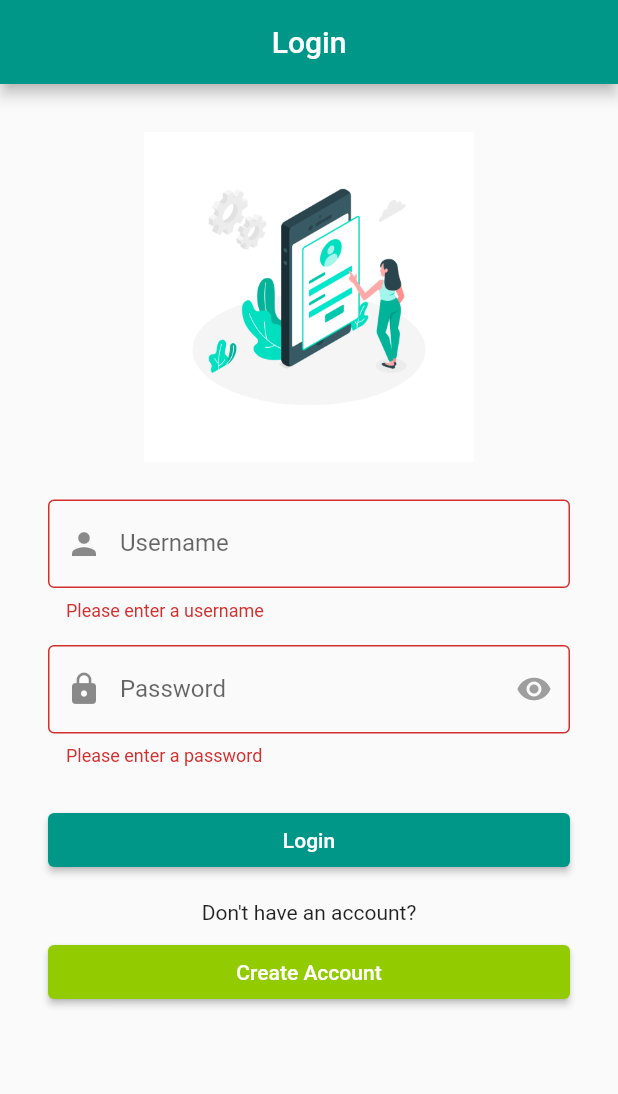
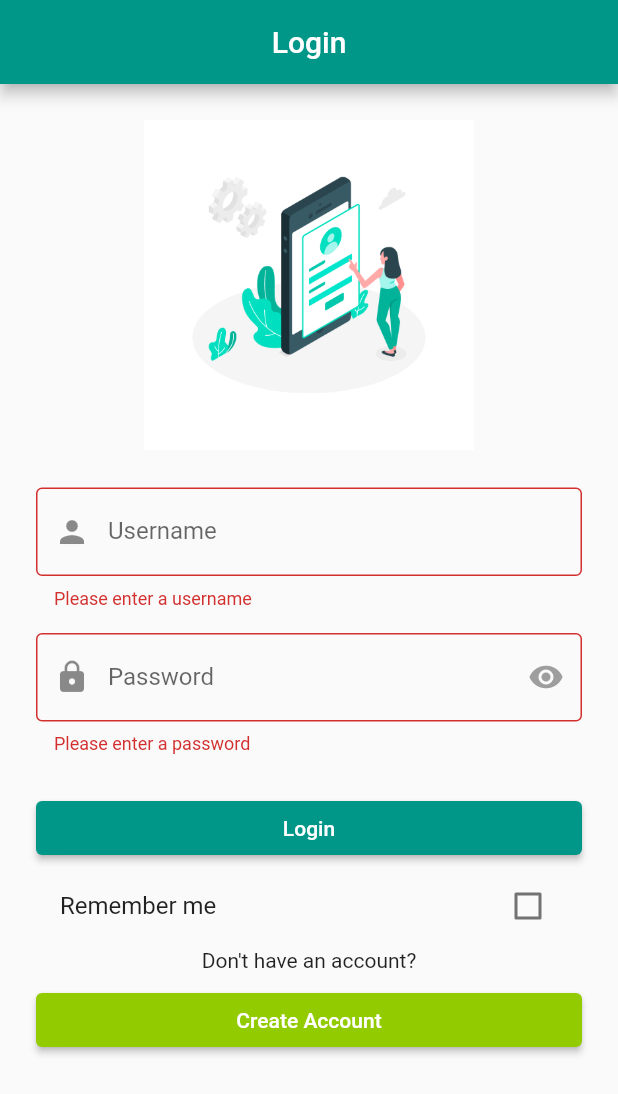
Before and after one commit to lihaong/Ngojek_Mobiel_App, a Flutter app: the screen it shows after launch, after a tap on "Login", on a phone screen of 412 x 824 dp. Shown: the top 1094 px of the screen. Run offline on Flutter 3.47's test engine with Material 2 defaults, Android fonts, the phone set to English and light mode, and no system bars; our stand-ins replace flutter_native_timezone, hive, hive_flutter, shared_preferences, table_calendar, timezone; missing offline and left inert: encrypt; accounts and stored records are empty; network calls fail.

Commit message:
update main, dashboard, login, register

```diff
--- a/lib/main.dart
+++ b/lib/main.dart
@@ -1,4 +1,4 @@
-// import 'package:flutter/foundation.dart';
+
 import 'package:flutter/material.dart';
 import 'package:hive_flutter/hive_flutter.dart';
 import 'package:shared_preferences/shared_preferences.dart';
@@ -12,23 +12,21 @@ void main() async {
   WidgetsFlutterBinding.ensureInitialized();
   SharedPreferences prefs = await SharedPreferences.getInstance();
   bool isLoggedIn = prefs.getBool('isLoggedIn') ?? false;
-  String username = prefs.getString('username') ?? '';
   await Hive.initFlutter();
   Hive.registerAdapter<UserModel>(UserModelAdapter());
   await Hive.openBox<UserModel>(boxName);
-  runApp(MyApp(isLoggedIn: isLoggedIn, username: username));
+  runApp(MyApp(isLoggedIn: isLoggedIn));
 }
 
 class MyApp extends StatelessWidget {
   final bool isLoggedIn;
-  final String username;
-  const MyApp({Key? key, required this.isLoggedIn, required this.username}) : super(key: key);
+  const MyApp({Key? key, required this.isLoggedIn}) : super(key: key);
 
   @override
   Widget build(BuildContext context) {
     return MaterialApp(
         debugShowCheckedModeBanner: false,
-        title: 'Tugas UTS',
+        title: 'Tugas UAS TPM',
         theme: ThemeData(
           primarySwatch: Colors.teal,
         ),
--- a/lib/page/login.dart
+++ b/lib/page/login.dart
@@ -17,6 +17,7 @@ class LoginPage extends StatefulWidget {
 class _LoginPageState extends State<LoginPage> {
   late Box<UserModel> _myBox;
   late SharedPreferences _prefs;
+  bool _rememberMe = false;
 
   final _formKey = GlobalKey<FormState>();
   String _inputUsername = "";
@@ -26,12 +27,23 @@ class _LoginPageState extends State<LoginPage> {
   @override
   void initState() {
     super.initState();
-    _myBox = Hive.box(boxName);
+    _openBox();
     SharedPreferences.getInstance().then((prefs) {
       setState(() {
         _prefs = prefs;
       });
     });
+  }
+
+  @override
+  void dispose() {
+    _myBox.close();
+    super.dispose();
+  }
+
+  void _openBox() async {
+    await Hive.openBox<UserModel>(boxName);
+    _myBox = Hive.box<UserModel>(boxName);
   }
 
   void _submit() {
@@ -42,7 +54,7 @@ class _LoginPageState extends State<LoginPage> {
       if (!_myBox.containsKey(_inputUsername)) {
         // Check if username exists during login
         ScaffoldMessenger.of(context).showSnackBar(
-          SnackBar(content: Text('Invalid username or password')),
+          const SnackBar(content: Text('Invalid username or password')),
         );
         return;
       }
@@ -50,8 +62,12 @@ class _LoginPageState extends State<LoginPage> {
       final user = _myBox.get(_inputUsername);
       if (_inputPassword == user!.password) {
         // Save user's session
-        _prefs.setBool('isLoggedIn', true);
-        _prefs.setString('username', _inputUsername);
+        if(_rememberMe){
+          _prefs.setBool('isLoggedIn', true);
+          _prefs.setString('username', _inputUsername);
+        } else {
+          _prefs.remove('isLoggedIn');
+        }
         Navigator.pushReplacement(
           context,
           MaterialPageRoute(builder: (context) => DashboardPage()),
@@ -84,11 +100,10 @@ class _LoginPageState extends State<LoginPage> {
         centerTitle: true,
       ),
       body: Padding(
-        padding: EdgeInsets.all(16.0),
+        padding: EdgeInsets.all(24.0),
         child: Form(
           key: _formKey,
           child: ListView(
-            padding: EdgeInsets.all(16.0),
             children: <Widget>[
               Image.asset(
                 'assets/images/login.jpg',
@@ -131,7 +146,18 @@ class _LoginPageState extends State<LoginPage> {
                 onPressed: _submit,
                 child: Text('Login'),
               ),
-              SizedBox(height: 16.0),
+              // SizedBox(height: 4.0),
+              CheckboxListTile(
+                title: Text("Remember me"),
+                value: _rememberMe,
+                onChanged: (newValue) {
+                  setState(() {
+                    _rememberMe = newValue!;
+                  });
+                },
+              ),
+
+              // SizedBox(height: 5.0),
               Center(child: Text("Don't have an account?")),
               SizedBox(height: 8.0),
               ElevatedButton(
--- a/lib/page/register.dart
+++ b/lib/page/register.dart
@@ -26,6 +26,7 @@ class _RegisterPageState extends State<RegisterPage> {
     super.initState();
     _myBox = Hive.box(boxName);
   }
+
 
   void _submit() {
     final form = _formKey.currentState;
@@ -58,7 +59,7 @@ class _RegisterPageState extends State<RegisterPage> {
         centerTitle: true,
       ),
       body: Padding(
-        padding: EdgeInsets.all(16.0),
+        padding: EdgeInsets.all(24.0),
         child: Form(
           key: _formKey,
           child: ListView(
```
Also changed, not shown: lib/page/dashboard.dart (+1 -18 lines).
